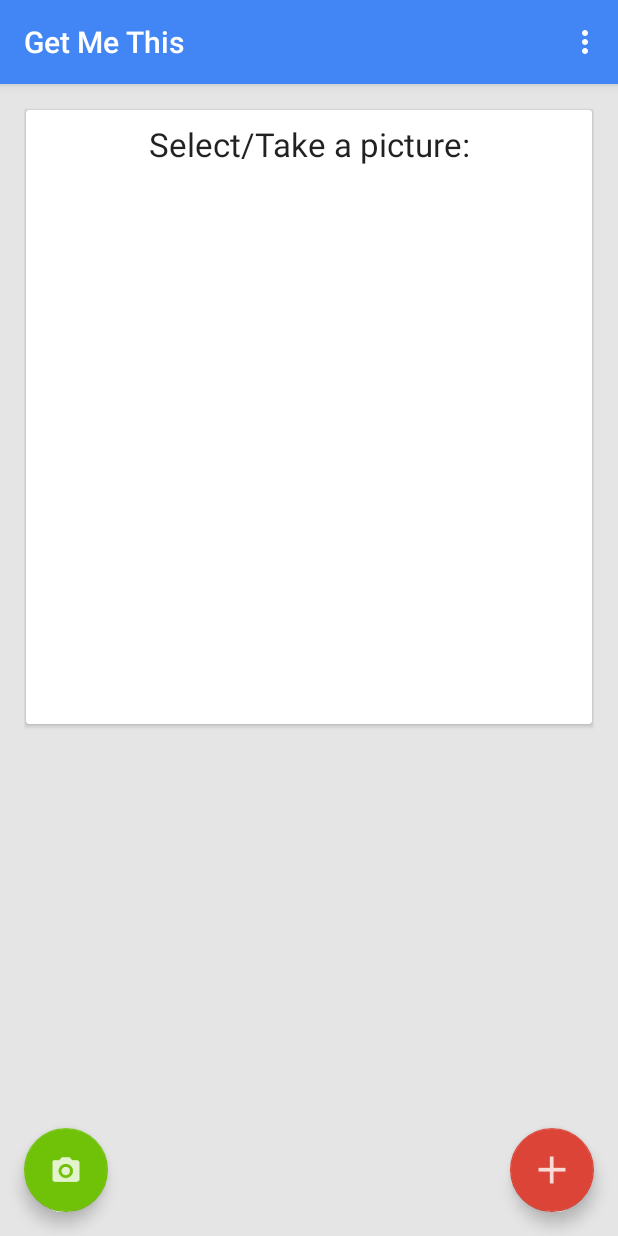
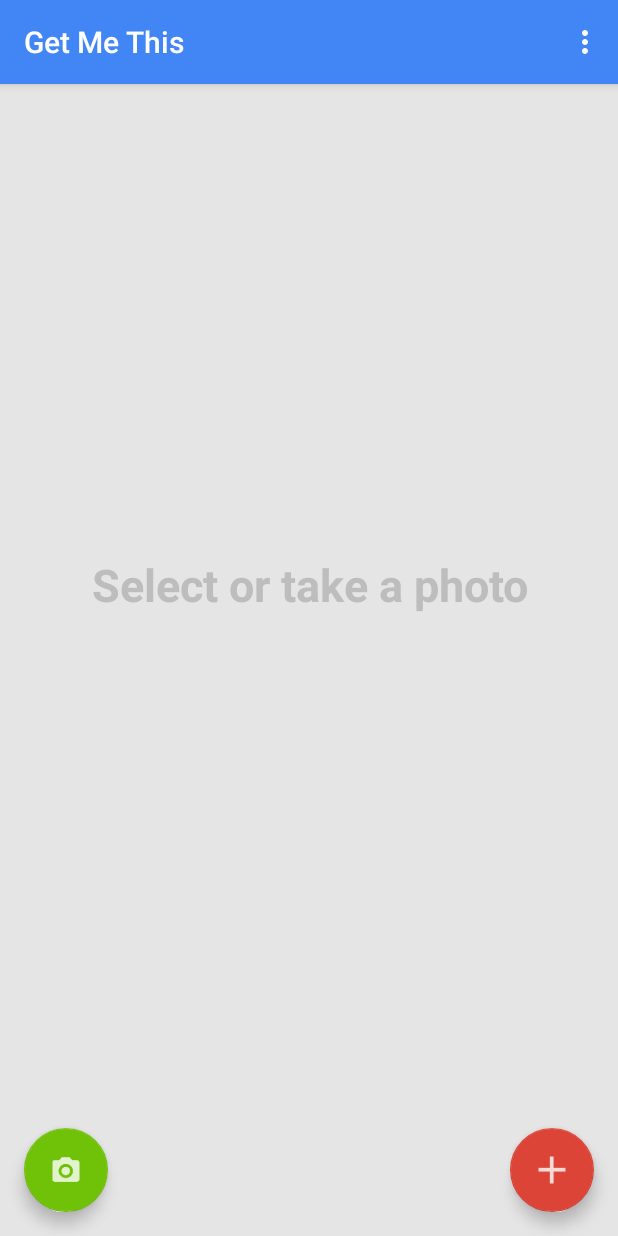
Before and after one commit to jiangshen/GetMeThis, an Android app: the screen it shows after launch (GetMeThisMain), on a phone screen of 412 x 824 dp. Run offline under Robolectric (Android 15) with nearby library versions, the phone set to English and light mode, and no system bars; libraries missing offline, so code that uses them is left out: com.clarifai.api.

Commit message:
moved title text to back of card and further design changes

```diff
--- a/app/src/main/java/com/example/jiangshen/getmethis/GetMeThisMain.java
+++ b/app/src/main/java/com/example/jiangshen/getmethis/GetMeThisMain.java
@@ -15,6 +15,7 @@ import android.os.Bundle;
 import android.provider.MediaStore;
 import android.support.design.widget.FloatingActionButton;
 import android.support.v7.app.AppCompatActivity;
+import android.support.v7.widget.CardView;
 import android.support.v7.widget.Toolbar;
 import android.util.Log;
 import android.view.View;
@@ -64,6 +65,7 @@ public class GetMeThisMain extends AppCompatActivity {
     private static final int CODE_PICK = 1;
     static final int REQUEST_IMAGE_CAPTURE = 1;
 
+    CardView cardView;
     ImageView imageView;
     TextView titleText;
     Button buttonMap;
@@ -82,6 +84,7 @@ public class GetMeThisMain extends AppCompatActivity {
         setSupportActionBar(toolbar);
 
         //get the screen elements when loaded
+        cardView = (CardView) findViewById(R.id.card_view);     //cardView set invisible from XML
         imageView = (ImageView) findViewById(R.id.image_view);
         titleText = (TextView) findViewById(R.id.title_text);
         buttonMap = (Button) findViewById(R.id.button_map);     //button set invisible from XML
@@ -178,6 +181,8 @@ public class GetMeThisMain extends AppCompatActivity {
                 if (bitmap != null) {
                     imageView.setImageBitmap(analyzeForDisplay(bitmap));
                     buttonMap.setVisibility(View.VISIBLE);
+                    cardView.setVisibility(View.VISIBLE);
+                    titleText.setVisibility(View.INVISIBLE);
                 } else {
                     titleText.setText("Unable to load, try again!");
                 }
@@ -188,6 +193,8 @@ public class GetMeThisMain extends AppCompatActivity {
                 imageView.setImageBitmap(analyzeForDisplay(bitmap));
 
                 buttonMap.setVisibility(View.VISIBLE);
+                cardView.setVisibility(View.VISIBLE);
+                titleText.setVisibility(View.INVISIBLE);
             }
             clarifaiAnalyze(bitmap);
         }
@@ -197,7 +204,8 @@ public class GetMeThisMain extends AppCompatActivity {
         //clarifai send
         if (bitmap != null) {
             imageView.setImageBitmap(bitmap);
-            titleText.setText("Analyzing visuals...");
+            //do the loading dialog
+            //titleText.setText("Analyzing visuals...");
             buttonMap.setEnabled(false);
 
             // Run recognition on a background thread since it makes a network call.
@@ -210,7 +218,7 @@ public class GetMeThisMain extends AppCompatActivity {
                 }
             }.execute(bitmap);
         } else {
-            titleText.setText("Unable to load selected image.");
+            //titleText.setText("Unable to load selected image.");
         }
     }
 
@@ -296,13 +304,13 @@ public class GetMeThisMain extends AppCompatActivity {
                         //b.append(b.length() > 0 ? ", " : "").append(tag.getName());
                     }
                 }
-                titleText.setText("Analysis Complete!");
+                //titleText.setText("Analysis Complete!");
             } else {
                 Log.e(TAG, "Clarifai: " + result.getStatusMessage());
-                titleText.setText("Sorry, there was an error recognizing your image.");
+                //titleText.setText("Sorry, there was an error recognizing your image.");
             }
         } else {
-            titleText.setText("Sorry, there was an error recognizing your image.");
+            //titleText.setText("Sorry, there was an error recognizing your image.");
         }
         buttonMap.setEnabled(true);
     }
--- a/app/src/main/res/layout/content_get_me_this_main.xml
+++ b/app/src/main/res/layout/content_get_me_this_main.xml
@@ -3,10 +3,7 @@
 <RelativeLayout xmlns:android="http://schemas.android.com/apk/res/android"
     xmlns:tools="http://schemas.android.com/tools"
     xmlns:app="http://schemas.android.com/apk/res-auto" android:layout_width="match_parent"
-    android:layout_height="match_parent" android:paddingLeft="@dimen/activity_horizontal_margin"
-    android:paddingRight="@dimen/activity_horizontal_margin"
-    android:paddingTop="@dimen/activity_vertical_margin"
-    android:paddingBottom="@dimen/activity_vertical_margin"
+    android:layout_height="match_parent"
     android:backgroundTint="#e5e5e5"
 
     android:background = "#fff"
@@ -15,6 +12,27 @@
     app:layout_behavior="@string/appbar_scrolling_view_behavior"
     tools:showIn="@layout/activity_feed_me_this_main" tools:context=".FeedMeThisMain">
 
+    <!-- Background Text -->
+    <TextView
+        android:layout_marginBottom="100dp"
+        android:layout_marginLeft="@dimen/activity_vertical_margin"
+        android:layout_marginRight="@dimen/activity_vertical_margin"
+        android:layout_width="fill_parent"
+        android:layout_height="fill_parent"
+
+        android:textStyle="bold"
+        android:text="Select or take a photo"
+        android:textSize="30sp"
+        android:textColor="#BDBDBD"
+
+        android:id="@+id/title_text"
+        android:layout_alignParentTop="true"
+        android:layout_alignParentStart="true"
+        android:layout_alignParentEnd="false"
+        android:layout_alignParentLeft="false"
+        android:layout_alignParentBottom="false"
+        android:gravity="center" />
+
     <!-- A CardView that contains a TextView -->
     <android.support.v7.widget.CardView
         xmlns:card_view="http://schemas.android.com/apk/res-auto"
@@ -22,49 +40,34 @@
         android:layout_gravity="center"
         android:layout_width="match_parent"
         android:layout_height="wrap_content"
-        android:layout_margin="1dp"
+        android:layout_margin="8dp"
         card_view:cardElevation = "2dp"
-        card_view:cardCornerRadius="2dp">
+        card_view:cardCornerRadius="2dp"
+        android:visibility="invisible">
 
         <RelativeLayout
             android:layout_width="match_parent"
             android:layout_height="wrap_content">
 
-            <TextView
-                android:layout_margin="8dp"
-
-                android:layout_width="match_parent"
-                android:layout_height="wrap_content"
-                android:textAppearance="?android:attr/textAppearanceLarge"
-                android:text="Select/Take a picture:"
-                android:id="@+id/title_text"
-                android:layout_alignParentTop="true"
-                android:layout_alignParentStart="true"
-                android:layout_alignParentEnd="false"
-                android:layout_alignParentLeft="false"
-                android:layout_alignParentBottom="false"
-                android:gravity="center" />
-
             <ImageView
                 android:layout_width="match_parent"
-                android:layout_height="300dp"
+                android:layout_height="350dp"
                 android:id="@+id/image_view"
-                android:layout_below="@+id/title_text"
                 android:layout_alignParentStart="true"
                 android:scaleType="centerCrop" />
 
             <Button
-                android:layout_margin="8dp"
+                style="?android:attr/borderlessButtonStyle"
                 android:layout_width="wrap_content"
                 android:layout_height="wrap_content"
-                android:text="Your options >"
+                android:layout_margin="8dp"
+                android:text="Your options"
                 android:id="@+id/button_map"
+                android:textColor="#009688"
                 android:layout_below="@+id/image_view"
-                android:layout_centerHorizontal="true"
-                android:textColor="#ffffff"
-                android:textStyle="bold"
-                android:visibility="invisible"
-                android:backgroundTint="#2196F3" />
+                android:layout_alignParentRight="true"
+
+                android:visibility="invisible" />
 
         </RelativeLayout>
     </android.support.v7.widget.CardView>
```
